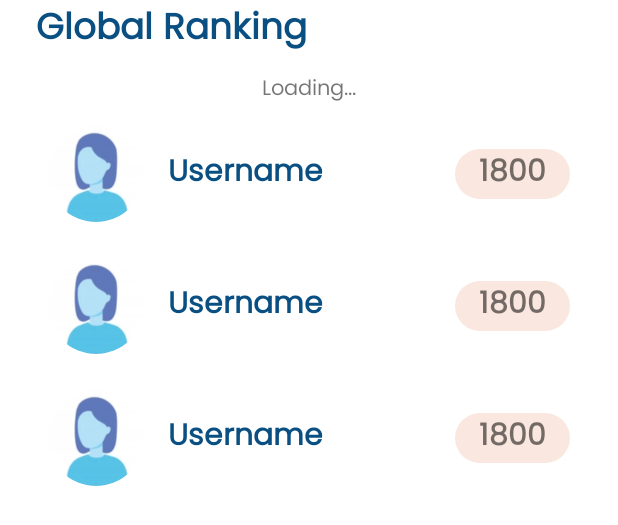
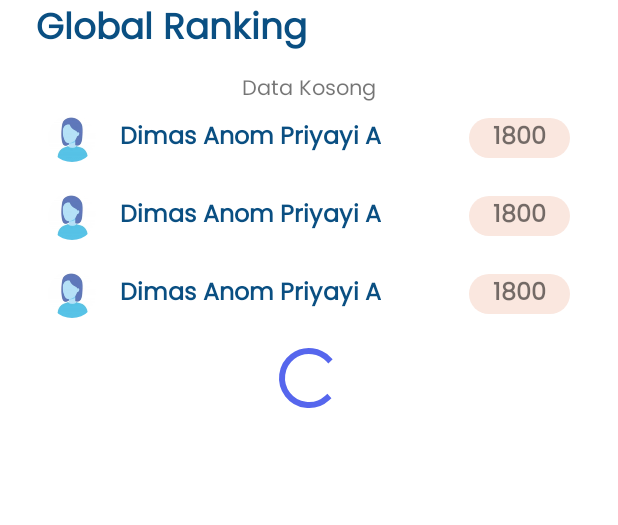
Before and after one commit to sidiqnugrahaa/Capstone-SIBI, an Android app: the layout fragment_globalrank.xml on its own in the app's theme, with its tools: preview values and no code run, on a phone screen of 412 x 824 dp. Shown: the top 525 px of the screen. Run offline under Robolectric (Android 15) with nearby library versions, the phone set to English and light mode, and no system bars.

Commit message:
Fix UI Size and Progress Bar

```diff
--- a/md/SIBI/app/src/main/res/layout/fragment_globalrank.xml
+++ b/md/SIBI/app/src/main/res/layout/fragment_globalrank.xml
@@ -16,9 +16,9 @@
         android:layout_marginBottom="8dp"/>
 
     <TextView
-        android:id="@+id/status"
+        android:id="@+id/view_empty"
         android:text=""
-        tools:text="Loading..."
+        tools:text="Data Kosong"
         android:gravity="center"
         android:layout_width="match_parent"
         android:layout_height="wrap_content" />
@@ -31,4 +31,13 @@
         android:layout_marginEnd="24dp"
         tools:listitem="@layout/item_global_rank"/>
 
+    <ProgressBar
+        android:id="@+id/loading"
+        android:layout_width="wrap_content"
+        android:layout_height="wrap_content"
+        android:layout_gravity="center"
+        android:indeterminate="true"
+        android:indeterminateTint="@color/regular_blue"
+        android:visibility="visible" />
+
 </LinearLayout>
--- a/md/SIBI/app/src/main/res/layout/fragment_home.xml
+++ b/md/SIBI/app/src/main/res/layout/fragment_home.xml
@@ -164,7 +164,7 @@
                         android:layout_height="wrap_content"
                         android:text="Kata - Kata Dasar"
                         android:textColor="@color/dark_blue"
-                        android:textSize="16sp"
+                        android:textSize="14sp"
                         android:textStyle="bold" />
                     <!-- SOON Progress BAR-->
                 </LinearLayout>
--- a/md/SIBI/app/src/main/res/layout/item_global_rank.xml
+++ b/md/SIBI/app/src/main/res/layout/item_global_rank.xml
@@ -2,16 +2,18 @@
 <RelativeLayout xmlns:android="http://schemas.android.com/apk/res/android"
     android:layout_width="match_parent"
     android:layout_height="wrap_content"
+    xmlns:tools="http://schemas.android.com/tools"
     android:background="@drawable/main_content"
-    android:layout_marginTop="12dp"
     android:paddingStart="8dp"
     android:paddingEnd="8dp"
+    android:paddingTop="4dp"
+    android:paddingBottom="4dp"
     android:layout_marginBottom="12dp">
 
     <de.hdodenhof.circleimageview.CircleImageView
         android:id="@+id/avatar_user"
-        android:layout_width="64dp"
-        android:layout_height="64dp"
+        android:layout_width="32dp"
+        android:layout_height="32dp"
         android:src="@drawable/user_female"
         android:layout_alignParentStart="true"
         android:layout_centerVertical="true"/>
@@ -22,11 +24,13 @@
         android:layout_height="wrap_content"
         android:layout_centerVertical="true"
         android:layout_toRightOf="@+id/avatar_user"
-        android:text="Username"
+        tools:text="Dimas Anom Priyayi A2229074"
         android:layout_marginStart="16dp"
         android:textColor="@color/dark_blue"
-        android:textSize="20sp"
-        android:textStyle="bold" />
+        android:textSize="16sp"
+        android:textStyle="bold"
+        android:ellipsize="end"
+        android:maxLength="20"/>
 
     <TextView
         android:id="@+id/score_user"
@@ -37,7 +41,7 @@
         android:paddingEnd="16dp"
         android:layout_alignParentEnd="true"
         android:layout_centerInParent="true"
-        android:textSize="20sp"
+        android:textSize="16sp"
         android:textStyle="bold"
         android:text="1800"/>
 
```
Also changed, not shown: md/SIBI/app/src/main/java/com/sidiq/sibi/ui/contribute/ContributeFragment.kt (+8 -0 lines), md/SIBI/app/src/main/java/com/sidiq/sibi/ui/leaderboard/rank/RankFragment.kt (+15 -7 lines), md/SIBI/app/src/main/java/com/sidiq/sibi/ui/leaderboard/record/RecordFragment.kt (+15 -7 lines), md/SIBI/app/src/main/java/com/sidiq/sibi/ui/learning/LearningDetailActivity.kt (+8 -0 lines), md/SIBI/app/src/main/res/layout/fragment_leaderboard.xml (+2 -10 lines), md/SIBI/app/src/main/res/layout/fragment_myrecord.xml (+13 -3 lines), md/SIBI/app/src/main/res/layout/item_my_record.xml (+4 -3 lines).
